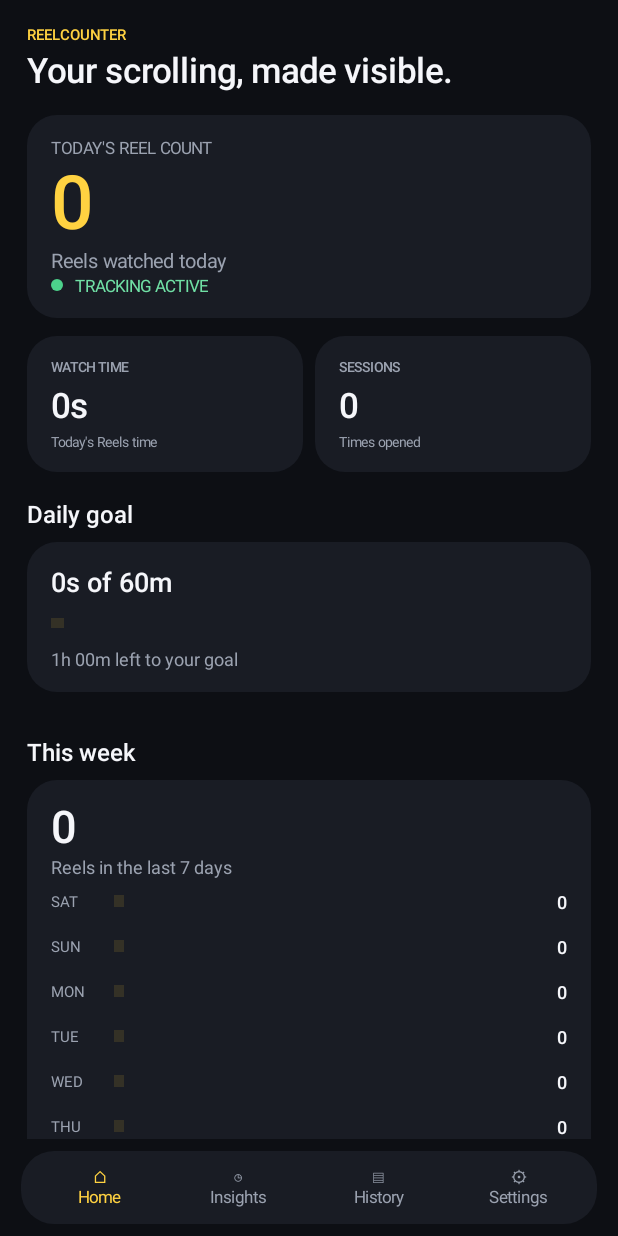
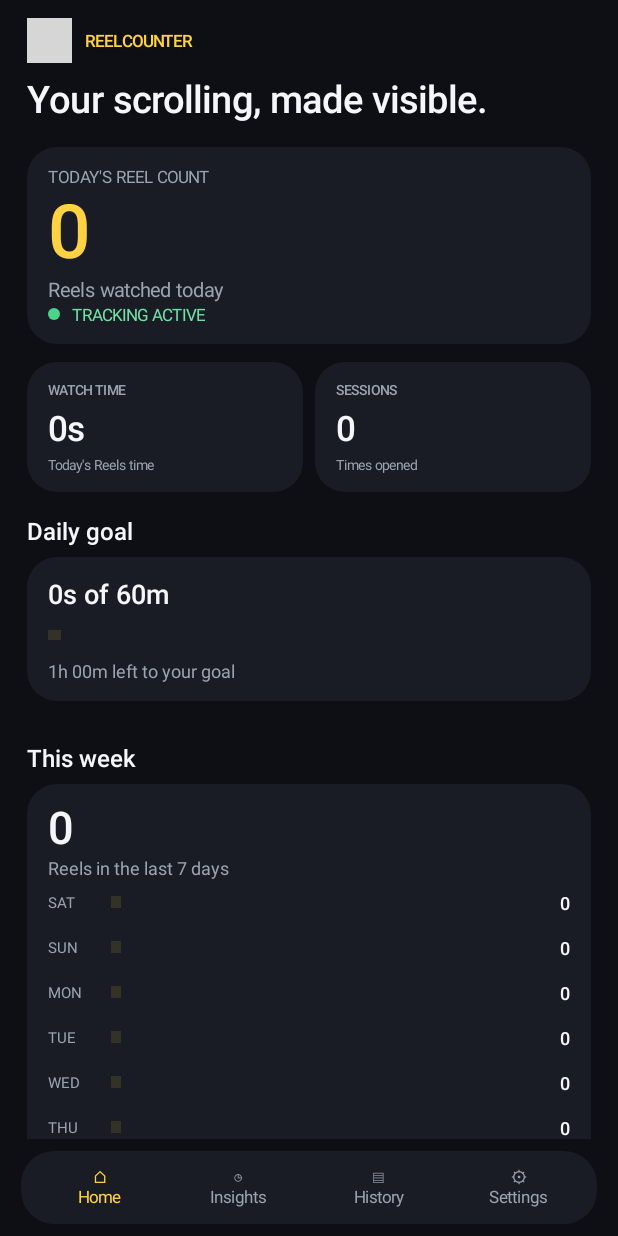
Before and after one commit to 23f2001612/ReelCounter, an Android app: the screen it shows after launch (MainActivity), on a phone screen of 412 x 824 dp. Run offline under Robolectric (Android 15) with nearby library versions, the phone set to English and light mode, and no system bars; grey boxes are pictures that could not be loaded.

Commit message:
Fix status bar insets and compact dashboard layout

```diff
--- a/app/src/main/java/com/reelcounter/MainActivity.kt
+++ b/app/src/main/java/com/reelcounter/MainActivity.kt
@@ -15,6 +15,7 @@ import android.view.Gravity
 import android.view.View
 import android.widget.Button
 import android.widget.LinearLayout
+import android.widget.ImageView
 import android.widget.ScrollView
 import android.widget.TextView
 import android.widget.Toast
@@ -61,9 +62,18 @@ class MainActivity : Activity() {
     }
 
     private fun buildShell() {
-        val root = LinearLayout(this).apply { orientation = LinearLayout.VERTICAL; setBackgroundColor(bg) }
+        val root = LinearLayout(this).apply {
+            orientation = LinearLayout.VERTICAL
+            setBackgroundColor(bg)
+            fitsSystemWindows = true
+            setOnApplyWindowInsetsListener { view, insets ->
+                view.setPadding(0, insets.systemWindowInsetTop, 0, 0)
+                nav.setPadding(dp(6), dp(7), dp(6), maxOf(dp(8), insets.systemWindowInsetBottom))
+                insets
+            }
+        }
         scroll = ScrollView(this).apply { isFillViewport = true; clipToPadding = false }
-        page = LinearLayout(this).apply { orientation = LinearLayout.VERTICAL; setPadding(dp(18), dp(16), dp(18), dp(20)) }
+        page = LinearLayout(this).apply { orientation = LinearLayout.VERTICAL; setPadding(dp(18), dp(12), dp(18), dp(28)) }
         scroll.addView(page)
         root.addView(scroll, LinearLayout.LayoutParams(-1, 0, 1f))
         nav = LinearLayout(this).apply {
@@ -77,6 +87,7 @@ class MainActivity : Activity() {
         root.addView(navWrap)
         setContentView(root)
         renderTab()
+        root.requestApplyInsets()
     }
 
     private fun renderTab() {
@@ -116,15 +127,8 @@ class MainActivity : Activity() {
         hero.addView(row)
         page.addView(hero)
         val stats = LinearLayout(this).apply { orientation = LinearLayout.HORIZONTAL }
-        val narrow = resources.configuration.screenWidthDp < 380
-        if (narrow) {
-            stats.orientation = LinearLayout.VERTICAL
-            stats.addView(metricCard("WATCH TIME", formatDuration(StatsStore.todayWatchSeconds(this)), "Today's Reels time"))
-            stats.addView(metricCard("SESSIONS", StatsStore.todaySessions(this).toString(), "Times opened"))
-        } else {
-            stats.addView(metricCard("WATCH TIME", formatDuration(StatsStore.todayWatchSeconds(this)), "Today's Reels time"), LinearLayout.LayoutParams(0, -2, 1f))
-            stats.addView(metricCard("SESSIONS", StatsStore.todaySessions(this).toString(), "Times opened"), LinearLayout.LayoutParams(0, -2, 1f).apply { leftMargin = dp(8) })
-        }
+        stats.addView(metricCard("WATCH TIME", formatDuration(StatsStore.todayWatchSeconds(this)), "Today's Reels time"), LinearLayout.LayoutParams(0, -2, 1f))
+        stats.addView(metricCard("SESSIONS", StatsStore.todaySessions(this).toString(), "Times opened"), LinearLayout.LayoutParams(0, -2, 1f).apply { leftMargin = dp(8) })
         page.addView(stats)
         page.addView(section("Daily goal"))
         val goal = StatsStore.dailyGoalMinutes(this)
@@ -249,16 +253,26 @@ class MainActivity : Activity() {
     }
 
     private fun header(title: String, subtitle: String) {
-        page.addView(label(title, yellow, 10f, true))
-        page.addView(big(subtitle, white, if (resources.configuration.screenWidthDp < 380) 21f else 23f).apply { setPadding(0, dp(4), 0, dp(16)) })
+        val brand = LinearLayout(this).apply { orientation = LinearLayout.HORIZONTAL; gravity = Gravity.CENTER_VERTICAL }
+        val mark = ImageView(this).apply {
+            setImageResource(R.drawable.ic_reel_logo)
+            contentDescription = "ReelCounter logo"
+            layoutParams = LinearLayout.LayoutParams(dp(30), dp(30)).apply { rightMargin = dp(9) }
+        }
+        brand.addView(mark)
+        brand.addView(label(title, yellow, 11f, true))
+        page.addView(brand)
+        page.addView(big(subtitle, white, if (resources.configuration.screenWidthDp < 380) 22f else 25f).apply {
+            setPadding(0, dp(10), 0, dp(17))
+        })
     }
 
     private fun section(text: String): TextView =
-        label(text, white, 16f, true).apply { setPadding(0, dp(17), 0, dp(8)) }
+        label(text, white, 16f, true).apply { setPadding(0, dp(15), 0, dp(7)) }
 
     private fun cardLayout(): LinearLayout = LinearLayout(this).apply {
         orientation = LinearLayout.VERTICAL
-        setPadding(dp(16), dp(14), dp(16), dp(14))
+        setPadding(dp(14), dp(12), dp(14), dp(12))
         background = rounded(card, 20)
         layoutParams = LinearLayout.LayoutParams(-1, -2).apply { bottomMargin = dp(12) }
     }
@@ -266,7 +280,7 @@ class MainActivity : Activity() {
     private fun metricCard(title: String, value: String, foot: String): LinearLayout {
         val box = cardLayout()
         box.addView(label(title, muted, 9f, true))
-        box.addView(big(value, white, 23f).apply { setPadding(0, dp(7), 0, dp(4)) })
+        box.addView(big(value, white, if (resources.configuration.screenWidthDp < 380) 21f else 23f).apply { setPadding(0, dp(7), 0, dp(4)) })
         box.addView(label(foot, muted, 9f))
         return box
     }
```
